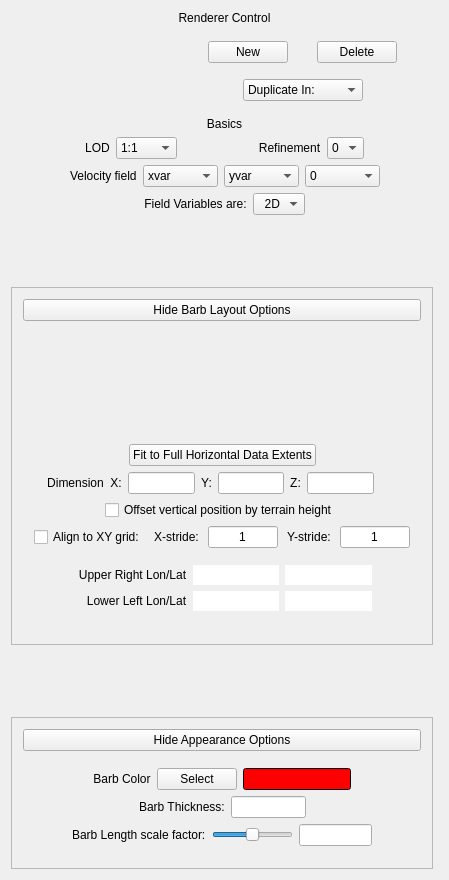
Before: the Qt Designer form apps/vaporgui/guis/ui/arrow.ui in yyr/vapor, drawn with Qt 5.
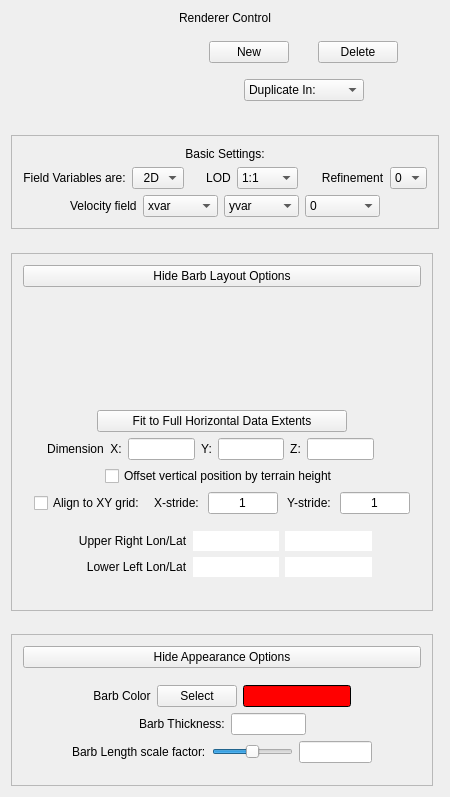
After: the same form once the commit is applied. Custom widgets are drawn as their Qt base class.

What changed in the file:
```diff
--- a/apps/vaporgui/guis/ui/arrow.ui
+++ b/apps/vaporgui/guis/ui/arrow.ui
@@ -6,8 +6,8 @@
    <rect>
     <x>0</x>
     <y>0</y>
-    <width>449</width>
-    <height>880</height>
+    <width>450</width>
+    <height>797</height>
    </rect>
   </property>
   <property name="sizePolicy">
@@ -43,7 +43,7 @@
   </property>
   <layout class="QHBoxLayout" name="horizontalLayout_14">
    <item>
-    <layout class="QVBoxLayout" name="verticalLayout_4">
+    <layout class="QVBoxLayout" name="verticalLayout_5">
      <item>
       <widget class="QLabel" name="textLabel1_2">
        <property name="text">
@@ -218,9 +218,36 @@
       </layout>
      </item>
      <item>
+      <spacer name="verticalSpacer_3">
+       <property name="orientation">
+        <enum>Qt::Vertical</enum>
+       </property>
+       <property name="sizeHint" stdset="0">
+        <size>
+         <width>20</width>
+         <height>2</height>
+        </size>
+       </property>
+      </spacer>
+     </item>
+     <item>
+      <widget class="QFrame" name="frame_2">
+       <property name="frameShape">
+        <enum>QFrame::StyledPanel</enum>
+       </property>
+       <property name="frameShadow">
+        <enum>QFrame::Plain</enum>
+       </property>
+       <property name="lineWidth">
+        <number>0</number>
+       </property>
+       <layout class="QHBoxLayout" name="horizontalLayout_9">
+        <item>
+         <layout class="QVBoxLayout" name="verticalLayout_4">
+          <item>
       <widget class="QLabel" name="textLabel1_3">
        <property name="text">
-        <string>Basics</string>
+             <string>Basic Settings:</string>
        </property>
        <property name="alignment">
         <set>Qt::AlignCenter</set>
@@ -248,6 +275,46 @@
          </property>
         </spacer>
        </item>
+            <item>
+             <widget class="QLabel" name="label_8">
+              <property name="text">
+               <string>Field Variables are:</string>
+              </property>
+              <property name="alignment">
+               <set>Qt::AlignCenter</set>
+              </property>
+             </widget>
+            </item>
+            <item>
+             <widget class="QComboBox" name="variableDimCombo">
+              <property name="toolTip">
+               <string>Specify whether the field variables are 2 or 3 dimensional</string>
+              </property>
+              <item>
+               <property name="text">
+                <string>  2D</string>
+               </property>
+              </item>
+              <item>
+               <property name="text">
+                <string>  3D</string>
+               </property>
+              </item>
+             </widget>
+            </item>
+            <item>
+             <spacer name="horizontalSpacer_10">
+              <property name="orientation">
+               <enum>Qt::Horizontal</enum>
+              </property>
+              <property name="sizeHint" stdset="0">
+               <size>
+                <width>40</width>
+                <height>20</height>
+               </size>
+              </property>
+             </spacer>
+            </item>
        <item>
         <widget class="QLabel" name="label">
          <property name="text">
@@ -472,62 +539,10 @@
        </item>
       </layout>
      </item>
-     <item>
-      <layout class="QHBoxLayout" name="horizontalLayout_9">
-       <item>
-        <spacer name="horizontalSpacer_16">
-         <property name="orientation">
-          <enum>Qt::Horizontal</enum>
-         </property>
-         <property name="sizeHint" stdset="0">
-          <size>
-           <width>40</width>
-           <height>20</height>
-          </size>
-         </property>
-        </spacer>
-       </item>
-       <item>
-        <widget class="QLabel" name="label_8">
-         <property name="text">
-          <string>Field Variables are:</string>
-         </property>
-         <property name="alignment">
-          <set>Qt::AlignCenter</set>
-         </property>
-        </widget>
-       </item>
-       <item>
-        <widget class="QComboBox" name="variableDimCombo">
-         <property name="toolTip">
-          <string>Specify whether the field variables are 2 or 3 dimensional</string>
-         </property>
-         <item>
-          <property name="text">
-           <string>  2D</string>
-          </property>
-         </item>
-         <item>
-          <property name="text">
-           <string>  3D</string>
-          </property>
-         </item>
-        </widget>
-       </item>
-       <item>
-        <spacer name="horizontalSpacer_17">
-         <property name="orientation">
-          <enum>Qt::Horizontal</enum>
-         </property>
-         <property name="sizeHint" stdset="0">
-          <size>
-           <width>40</width>
-           <height>20</height>
-          </size>
-         </property>
-        </spacer>
-       </item>
-      </layout>
+         </layout>
+        </item>
+       </layout>
+      </widget>
      </item>
      <item>
       <spacer name="verticalSpacer">
@@ -646,6 +661,12 @@
                  </item>
                  <item>
                   <widget class="QPushButton" name="fitDataButton">
+                   <property name="minimumSize">
+                    <size>
+                     <width>250</width>
+                     <height>0</height>
+                    </size>
+                   </property>
                    <property name="toolTip">
                     <string>Click to reset the rake to fit the full horizontal extents of the data</string>
                    </property>
```
Lines whose indentation alone changed are shown as unchanged.
